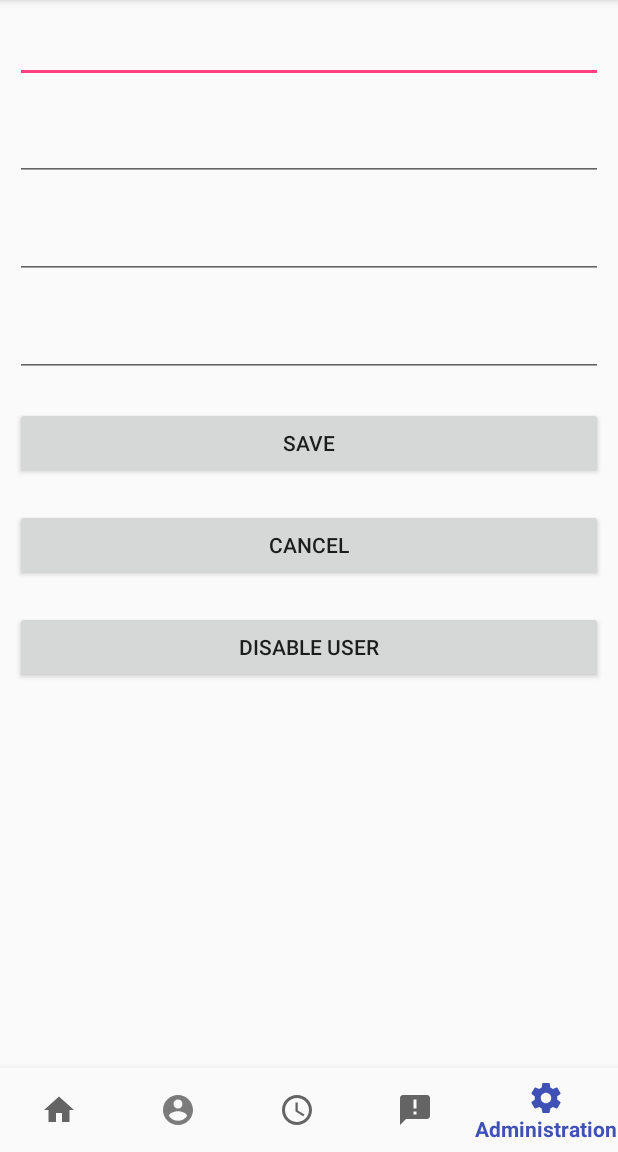
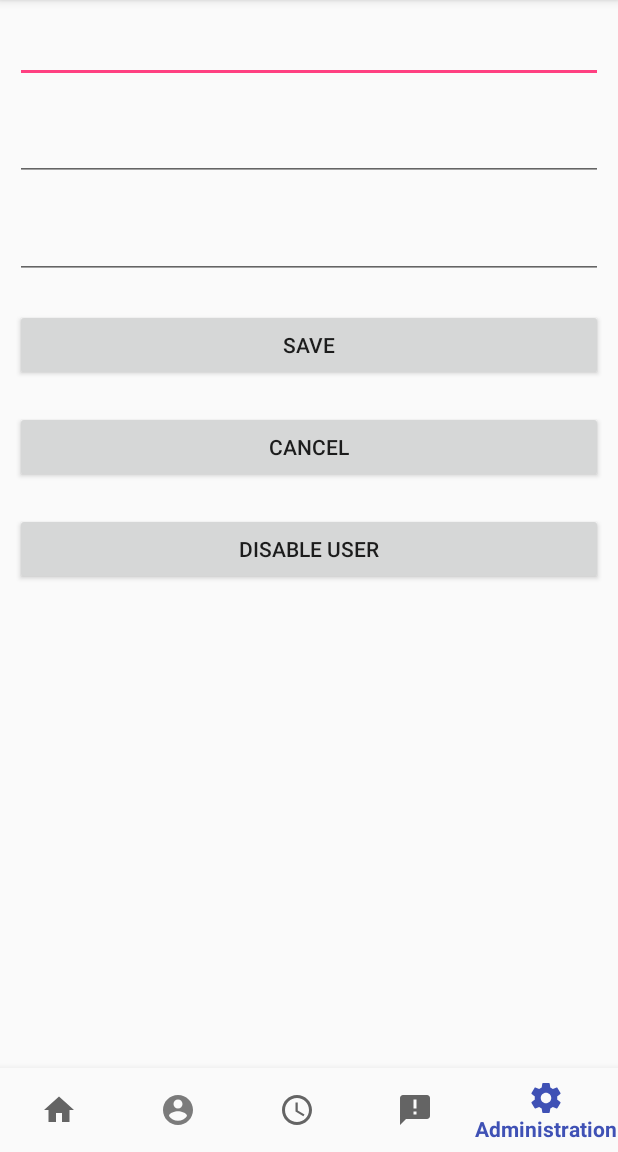
Before and after one commit to MJSanfelippo/CECS491Project, an Android app: the EditEmployee screen opened directly, with no data from a screen before it, on a phone screen of 412 x 824 dp, the part 84-1236 px from its top. Run offline under Robolectric (Android 15) with nearby library versions, the phone set to English and light mode, and no system bars; our stand-ins replace Firebase (no records; nobody signed in at launch, a user with empty details on screens opened directly); 4 statements that could not run were skipped.

Commit message:
Refactored a bit and fixed some stuff, I'd be more specific but there was a lot. Also removed the email edit text from the edit employee page because it messes with auth...

```diff
--- a/app/src/main/java/cecs491/android/csulb/edu/cecs491project/EditEmployee.java
+++ b/app/src/main/java/cecs491/android/csulb/edu/cecs491project/EditEmployee.java
@@ -35,40 +35,72 @@ public class EditEmployee extends AppCompatActivity {
     private EditText editTextLastName;
 
     /**
-     * the email address edit text reference
-     */
-    private EditText editTextEmailAddress;
-
-    /**
      * the phone number edit text reference
      */
     private EditText editTextPhoneNumber;
 
+    /**
+     * the instance of the firebase db
+     */
     private FirebaseDatabase db;
 
+    /**
+     * the database reference
+     */
     private DatabaseReference ref;
     /**
      * button to submit edits reference
      */
     private Button saveButton;
 
+    /**
+     * the button to cancel editing an employee
+     */
     private Button cancelButton;
+
+    /**
+     * the button to disable an employee
+     */
 
     private Button disableButton;
 
+    /**
+     * the value event listener to get employee info
+     */
     private ValueEventListener valueEventListener;
     /**
      * the navigation bar
      */
     private BottomNavigationView navigation;
 
-    private String email, firstName, lastName, phone, uid;
+    /**
+     * the user's first name
+     */
+    private String firstName;
 
+    /**
+     * the user's last name
+     */
+    private String lastName;
 
+    /**
+     * the user's phone
+     */
+    private String phone;
+
+    /**
+     * the user's uid
+     */
+    private String uid;
+
+    /**
+     * instantiate the firebase components to users
+     */
     private void instantiateFirebase(){
         db = FirebaseDatabase.getInstance();
         ref = db.getReference("Users");
     }
+
     /**
      * handle navigation menu choices
      */
@@ -104,32 +136,44 @@ public class EditEmployee extends AppCompatActivity {
             }}
         );
     }
+
+    /**
+     * instantiate the layouts
+     */
     private void instantiateLayout() {
         editTextFirstName = findViewById(R.id.editTextFirstName);
         editTextFirstName.setText(firstName);
         editTextLastName = findViewById(R.id.editTextLastName);
         editTextLastName.setText(lastName);
-        editTextEmailAddress = findViewById(R.id.editTextEmailAddress);
-        editTextEmailAddress.setText(email);
         editTextPhoneNumber = findViewById(R.id.editTextPhoneNumber);
         editTextPhoneNumber.setText(phone);
 
         navigation = findViewById(R.id.navigationEmployer);
 
         saveButton = findViewById(R.id.saveButton);
+        disableButton = findViewById(R.id.disableButton);
+        cancelButton = findViewById(R.id.cancelButton);
+
+        setOnClickListeners();
+    }
+
+    /**
+     * sets the on click listeners
+     * if they save, update the info and update the database
+     * if they disable, then update the user to be disabled
+     * if they cancel, go back
+     */
+    private void setOnClickListeners(){
         saveButton.setOnClickListener(new View.OnClickListener() {
             @Override
             public void onClick(View v) {
-
                 DatabaseReference userRef = ref.child(uid);
                 Map<String, Object> userUpdate = new HashMap<>();
                 String firstName = editTextFirstName.getText().toString();
                 String lastName = editTextLastName.getText().toString();
-                String email = editTextEmailAddress.getText().toString();
                 String phone = editTextPhoneNumber.getText().toString();
                 userUpdate.put("First Name", firstName);
                 userUpdate.put("Last Name", lastName);
-                userUpdate.put("Email", email);
                 userUpdate.put("Phone", phone);
                 userRef.updateChildren(userUpdate);
                 Toast.makeText(EditEmployee.this, "Employee saved", Toast.LENGTH_LONG).show();
@@ -137,7 +181,7 @@ public class EditEmployee extends AppCompatActivity {
                 startActivity(i);
             }
         });
-        disableButton = findViewById(R.id.disableButton);
+
         disableButton.setOnClickListener(new View.OnClickListener() {
             @Override
             public void onClick(View v) {
@@ -150,7 +194,7 @@ public class EditEmployee extends AppCompatActivity {
                 startActivity(i);
             }
         });
-        cancelButton = findViewById(R.id.cancelButton);
+
         cancelButton.setOnClickListener(new View.OnClickListener() {
             @Override
             public void onClick(View v) {
@@ -160,19 +204,26 @@ public class EditEmployee extends AppCompatActivity {
         });
     }
 
-
+    /**
+     * gets the user info from previous intent
+     */
+    private void getInfo(){
+        Bundle b = getIntent().getExtras();
+        firstName = b.getString("firstName");
+        lastName = b.getString("lastName");
+        phone = b.getString("phone");
+        uid = b.getString("uid");
+    }
+    /**
+     * creates the activity
+     * @param savedInstanceState the state before this activity
+     */
     @Override
     protected void onCreate(Bundle savedInstanceState) {
         super.onCreate(savedInstanceState);
         setContentView(R.layout.activity_edit_employee);
 
-        Bundle b = getIntent().getExtras();
-        email = b.getString("email");
-        firstName = b.getString("firstName");
-        lastName = b.getString("lastName");
-        phone = b.getString("phone");
-        uid = b.getString("uid");
-
+        getInfo();
         instantiateLayout();
         handleNavMenu();
         instantiateFirebase();
--- a/app/src/main/res/layout/activity_edit_employee.xml
+++ b/app/src/main/res/layout/activity_edit_employee.xml
@@ -38,14 +38,6 @@
         android:text="Last Name"
         android:layout_margin="10dp"/>
 
-    <EditText
-        android:id="@+id/editTextEmailAddress"
-        android:layout_width="match_parent"
-        android:layout_height="wrap_content"
-        android:ems="10"
-        android:inputType="textEmailAddress"
-        android:text="Email Address"
-        android:layout_margin="10dp"/>
 
     <EditText
         android:id="@+id/editTextPhoneNumber"
```
Also changed, not shown: app/src/main/java/cecs491/android/csulb/edu/cecs491project/AddShift.java (+9 -1 lines), app/src/main/java/cecs491/android/csulb/edu/cecs491project/EditEmployeeSelection.java (+71 -17 lines), app/src/main/java/cecs491/android/csulb/edu/cecs491project/EditEmployeeShift.java (+127 -17 lines), app/src/main/java/cecs491/android/csulb/edu/cecs491project/EditScheduleActivity.java (+69 -22 lines), app/src/main/java/cecs491/android/csulb/edu/cecs491project/EditScheduleSelection.java (+71 -14 lines), app/src/main/java/cecs491/android/csulb/edu/cecs491project/EmployeeHomePageActivity.java (+14 -1 lines), app/src/main/java/cecs491/android/csulb/edu/cecs491project/EmployeeProfileActivity.java (+13 -2 lines), app/src/main/java/cecs491/android/csulb/edu/cecs491project/EmployeeScheduleActivity.java (+32 -21 lines), app/src/main/java/cecs491/android/csulb/edu/cecs491project/EmployerAdminActivity.java (+15 -3 lines), app/src/main/java/cecs491/android/csulb/edu/cecs491project/EmployerHomePageActivity.java (+13 -2 lines), app/src/main/java/cecs491/android/csulb/edu/cecs491project/EmployerProfileActivity.java (+10 -2 lines), app/src/main/java/cecs491/android/csulb/edu/cecs491project/EmployerScheduleActivity.java (+20 -10 lines), app/src/main/java/cecs491/android/csulb/edu/cecs491project/LogInActivity.java (+19 -9 lines).
